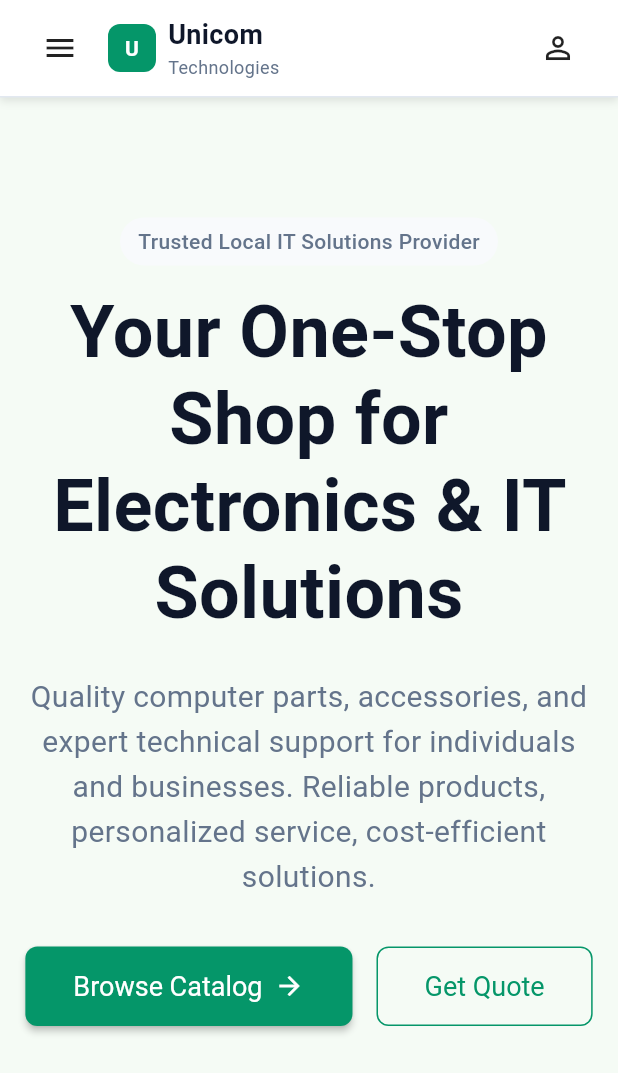
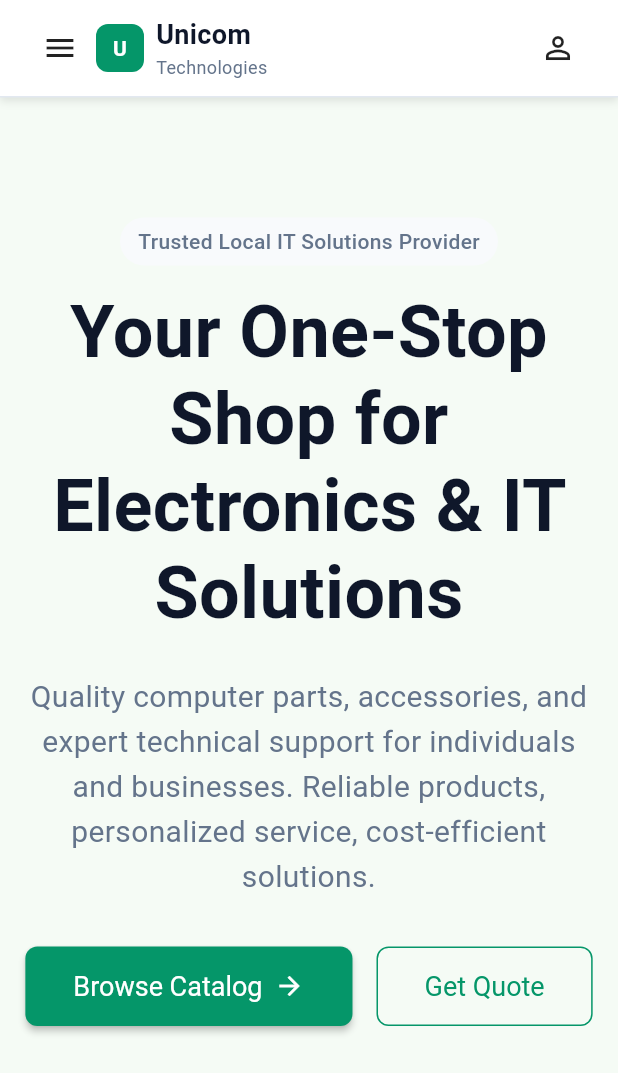
Before and after one commit to Christian-LB/unicom_flutter, a Flutter app: the screen it shows after launch, on a phone screen of 412 x 824 dp. Shown: the top 1073 px of the screen. Run offline on Flutter 3.47's test engine with Material 3 defaults, Android fonts, the phone set to English and light mode, and no system bars; our stand-ins replace cached_network_image, go_router, shared_preferences; accounts and stored records are empty; Roboto replaces fonts that are missing (DMSans).

Commit message:
Fixed and updated navbar

```diff
--- a/lib/screens/services_screen.dart
+++ b/lib/screens/services_screen.dart
@@ -28,7 +28,7 @@ class ServicesScreen extends StatelessWidget {
                       SizedBox(height: 12),
                       Text(
                         '• IT Hardware Procurement\n• Custom PC Builds & Enterprise Workstations\n• Network Design & Installation\n• Server Solutions & Storage\n• Maintenance & Support Contracts',
-                        textAlign: TextAlign.center,
+                        textAlign: TextAlign.start,
                         style: TextStyle(fontSize: 16, height: 1.6),
                       ),
                       SizedBox(height: 24),
--- a/lib/widgets/navigation_bar.dart
+++ b/lib/widgets/navigation_bar.dart
@@ -14,6 +14,8 @@ class CustomNavigationBar extends StatelessWidget {
     return Consumer<AuthProvider>(
       builder: (context, authProvider, child) {
         final user = authProvider.user;
+        final width = MediaQuery.of(context).size.width;
+        final bool isWideScreen = width >= 1024; // PC monitor breakpoint
 
         return Container(
           decoration: BoxDecoration(
@@ -36,14 +38,26 @@ class CustomNavigationBar extends StatelessWidget {
               child: Row(
                 mainAxisAlignment: MainAxisAlignment.spaceBetween,
                 children: [
-                  // Left: Hamburger + small gap + Logo
-                  Row(
-                    children: [
-                      _buildHamburgerMenu(context, user),
-                      const SizedBox(width: 8),
-                      _buildLogo(context, user),
-                    ],
-                  ),
+                  // Left: Hamburger menu (mobile) or Logo (wide screens)
+                  if (!isWideScreen)
+                    _buildHamburgerMenu(context, user)
+                  else
+                    _buildLogo(context, user),
+
+                  // Center: Logo (mobile) or Navigation links (wide screens)
+                  if (!isWideScreen)
+                    Expanded(
+                      child: Center(
+                        child: _buildLogo(context, user),
+                      ),
+                    )
+                  else if (isWideScreen)
+                    Expanded(
+                      child: Center(
+                        child: _buildNavigationLinks(context, user),
+                      ),
+                    ),
+
                   // Right: Auth section (login/register or user/admin controls)
                   _buildAuthSection(context, user),
                 ],
@@ -141,14 +155,20 @@ class CustomNavigationBar extends StatelessWidget {
     final navItems = _getNavItems(user);
 
     return Row(
+      mainAxisSize: MainAxisSize.min,
       children: navItems.map((item) {
         final isActive = _isActiveRoute(context, item['route']!);
         return Padding(
-          padding: const EdgeInsets.symmetric(horizontal: 12),
+          padding: const EdgeInsets.symmetric(horizontal: 8),
           child: TextButton(
             onPressed: () => context.go(item['route']!),
             style: TextButton.styleFrom(
               foregroundColor: isActive ? AppColors.primary : AppColors.foreground,
+              backgroundColor: isActive ? AppColors.primary.withOpacity(0.1) : Colors.transparent,
+              padding: const EdgeInsets.symmetric(horizontal: 12, vertical: 8),
+              shape: RoundedRectangleBorder(
+                borderRadius: BorderRadius.circular(6),
+              ),
               textStyle: const TextStyle(
                 fontSize: 14,
                 fontWeight: FontWeight.w500,
```
Also changed, not shown: lib/screens/about_screen.dart (+9 -2 lines), lib/screens/catalog_screen.dart (+8 -0 lines), lib/screens/dashboard_screen.dart (+35 -41 lines).
